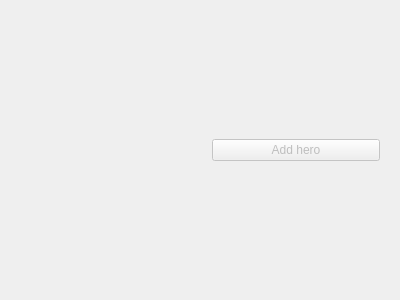
Above: app/view/forms/heroesview.ui from r0nd0ud0u/qt-rpg before the change. Below: the same form after it.
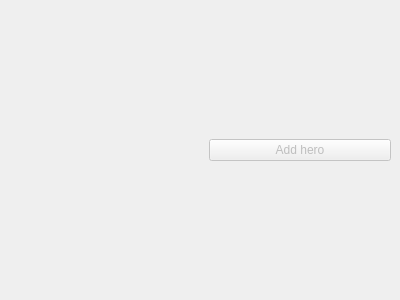
That is the form after the change.

Commit message: update margin and space out to be uniform through widget with 0

What changed in the file:
```diff
--- a/app/view/forms/heroesview.ui
+++ b/app/view/forms/heroesview.ui
@@ -14,9 +14,40 @@
    <string>Form</string>
   </property>
   <layout class="QHBoxLayout" name="horizontalLayout">
+   <property name="spacing">
+    <number>0</number>
+   </property>
+   <property name="leftMargin">
+    <number>0</number>
+   </property>
+   <property name="topMargin">
+    <number>0</number>
+   </property>
+   <property name="rightMargin">
+    <number>0</number>
+   </property>
+   <property name="bottomMargin">
+    <number>0</number>
+   </property>
    <item>
     <widget class="QWidget" name="left_widget" native="true">
-     <layout class="QVBoxLayout" name="left_heroes_lay"/>
+     <layout class="QVBoxLayout" name="left_heroes_lay">
+      <property name="spacing">
+       <number>0</number>
+      </property>
+      <property name="leftMargin">
+       <number>0</number>
+      </property>
+      <property name="topMargin">
+       <number>0</number>
+      </property>
+      <property name="rightMargin">
+       <number>0</number>
+      </property>
+      <property name="bottomMargin">
+       <number>0</number>
+      </property>
+     </layout>
     </widget>
    </item>
    <item>
```
The commit also changes 1 other file.
